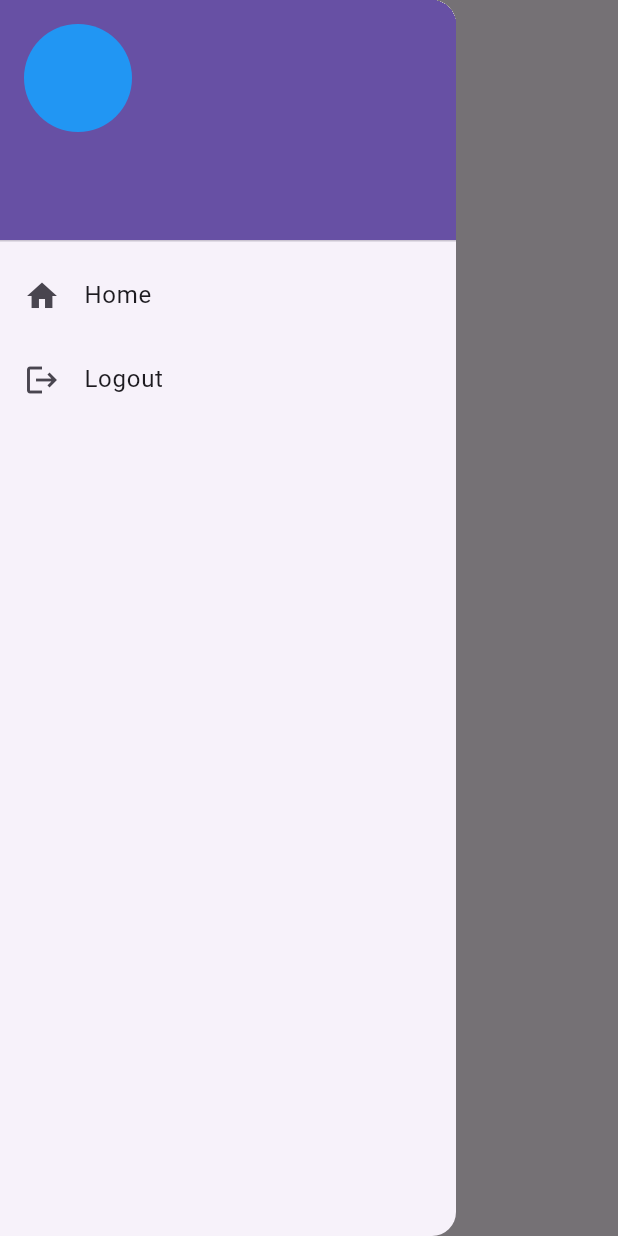
After one commit to viniciusehonda/SimplePersonalFinanceApp, a Flutter app: the HomeView screen opened directly, with the side drawer open, on a phone screen of 412 x 824 dp. The commit adds this screen. Run offline on Flutter 3.47's test engine with Material 3 defaults, Android fonts, the phone set to English and light mode, and no system bars; our stand-ins replace shared_preferences, sqflite, sqflite_common_ffi; accounts and stored records are empty; generated files the repository leaves out were written again.

Commit message:
feat: added homeView with menu, redirection and login checks

```diff
--- a/lib/main.dart
+++ b/lib/main.dart
@@ -2,6 +2,7 @@ import 'dart:io';
 
 import 'package:flutter/foundation.dart';
 import 'package:flutter/material.dart';
+import 'package:spfa/helpers/AuthenticationHelper.dart';
 import 'package:spfa/helpers/DatabaseHelper.dart';
 import 'package:sqflite_common_ffi/sqflite_ffi.dart';
 
@@ -26,8 +27,11 @@ void main() async {
   final dbHelper = DatabaseHelper();
   await dbHelper.database;
 
+  final isLoggedIn = await getLoginState();
+  final sessionExpired = isLoggedIn ? await isSessionExpired() : true;
+
   // Run the app and pass in the SettingsController. The app listens to the
   // SettingsController for changes, then passes it further down to the
   // SettingsView.
-  runApp(MyApp(settingsController: settingsController));
+  runApp(MyApp(settingsController: settingsController, isLoggedIn: isLoggedIn && !sessionExpired));
 }
--- a/lib/src/app.dart
+++ b/lib/src/app.dart
@@ -1,8 +1,10 @@
 import 'package:flutter/material.dart';
 import 'package:flutter_gen/gen_l10n/app_localizations.dart';
 import 'package:flutter_localizations/flutter_localizations.dart';
+import 'package:spfa/helpers/AuthenticationHelper.dart';
 import 'package:spfa/src/authentication/login_view.dart';
 import 'package:spfa/src/authentication/registration_view.dart';
+import 'package:spfa/src/home/home_view.dart';
 
 import 'sample_feature/sample_item_details_view.dart';
 import 'sample_feature/sample_item_list_view.dart';
@@ -11,12 +13,11 @@ import 'settings/settings_view.dart';
 
 /// The Widget that configures your application.
 class MyApp extends StatelessWidget {
-  const MyApp({
-    super.key,
-    required this.settingsController,
-  });
+  const MyApp(
+      {super.key, required this.settingsController, required this.isLoggedIn});
 
   final SettingsController settingsController;
+  final bool isLoggedIn;
 
   @override
   Widget build(BuildContext context) {
@@ -71,6 +72,10 @@ class MyApp extends StatelessWidget {
               builder: (BuildContext context) {
                 switch (routeSettings.name) {
                   case "/":
+                    if (isLoggedIn) {
+                      return HomeView();
+                    }
+
                     return LoginView();
                   case "/register":
                     return RegistrationView();
@@ -81,6 +86,10 @@ class MyApp extends StatelessWidget {
                   case SampleItemListView.routeName:
                     return const SampleItemListView();
                   default:
+                    if (isLoggedIn) {
+                      return HomeView();
+                    }
+
                     return LoginView();
                 }
               },
--- /dev/null
+++ b/lib/src/components/menu/menu.dart
@@ -0,0 +1,92 @@
+import 'dart:async';
+
+import 'package:flutter/material.dart';
+import 'package:shared_preferences/shared_preferences.dart';
+import 'package:spfa/helpers/AuthenticationHelper.dart';
+import 'package:spfa/src/authentication/login_view.dart';
+
+class Menu extends StatefulWidget {
+  @override
+  _MenuState createState() => _MenuState();
+}
+
+class _MenuState extends State<Menu> {
+
+  Timer? _sessionCheckTimer;
+  String username = '';
+
+  @override
+  void initState() {
+    super.initState();
+    _startSessionCheck();
+    _loadUserData();
+  }
+
+  @override
+  void dispose() {
+    _sessionCheckTimer
+        ?.cancel(); // Cancel the timer when the screen is disposed
+    super.dispose();
+  }
+
+  void _startSessionCheck() {
+    _sessionCheckTimer = Timer.periodic(Duration(minutes: 1), (_) async {
+      final expired = await isSessionExpired();
+      if (expired) {
+        _logout(context);
+      }
+    });
+  }
+
+  Future<void> _loadUserData() async {
+    final prefs = await SharedPreferences.getInstance();
+    setState(() {
+      username = prefs.getString('username') ?? '';
+    });
+  }
+
+  Future<void> _logout(BuildContext context) async {
+    await saveLoginState(false); // Clear login state
+    Navigator.pushReplacement(
+      context,
+      MaterialPageRoute(builder: (context) => LoginView()),
+    );
+  }
+
+  @override
+  Widget build(BuildContext context) {
+    return Drawer(
+      child: ListView(
+        padding: EdgeInsets.zero,
+        children: [
+          UserAccountsDrawerHeader(
+            accountName: Text(username), // Display username
+            accountEmail: null, // Optionally display email or other data
+            currentAccountPicture: CircleAvatar(
+              radius: 30,
+              backgroundColor: Colors.blue, // Background color
+              child: Text(
+                username.isNotEmpty ? username[0].toUpperCase() : '',
+                style: TextStyle(fontSize: 24, color: Colors.white),
+              ),
+            ),
+          ),
+          ListTile(
+            leading: Icon(Icons.home),
+            title: Text('Home'),
+            onTap: () {
+              Navigator.pushNamed(context, '/home');
+            },
+          ),
+          ListTile(
+            leading: Icon(Icons.logout),
+            title: Text('Logout'),
+            onTap: () async {
+              _logout(context);
+            },
+          ),
+        ],
+      ),
+    );
+  }
+}
--- /dev/null
+++ b/lib/src/home/home_view.dart
@@ -0,0 +1,28 @@
+import 'dart:async';
+
+import 'package:flutter/material.dart';
+import 'package:flutter/widgets.dart';
+import 'package:spfa/helpers/AuthenticationHelper.dart';
+import 'package:spfa/src/authentication/login_view.dart';
+import 'package:spfa/src/components/menu/menu.dart';
+
+class HomeView extends StatefulWidget {
+  @override
+  _HomeViewState createState() => _HomeViewState();
+}
+
+class _HomeViewState extends State<HomeView> {
+
+  @override
+  Widget build(BuildContext context) {
+    return Scaffold(
+      appBar: AppBar(
+        title: Text('Home'),
+      ),
+      drawer: Menu(),
+      body: Center(
+        child: Text('Welcome to the Home Screen!'),
+      ),
+    );
+  }
+}
```
Also changed, not shown: lib/helpers/AuthenticationHelper.dart (added, +55 -0 lines), lib/src/authentication/login_view.dart (+9 -0 lines).
